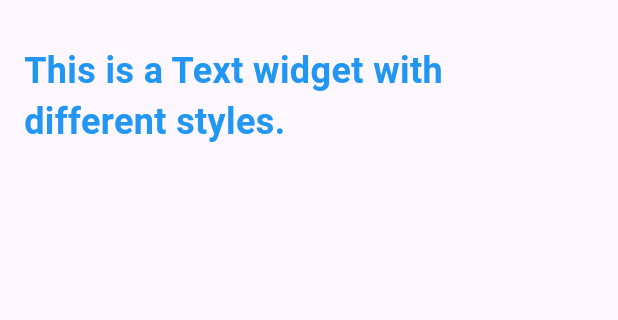
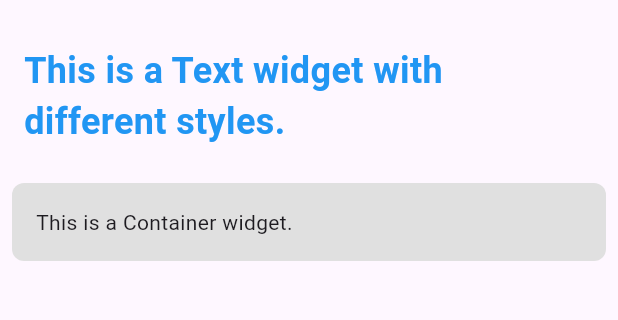
Before and after one commit to AbimanyuFewiyanMahardika/2211102441187-flutter_tugas3, a Flutter app: the screen it shows after launch, on a phone screen of 412 x 824 dp, the part 63-383 px from its top. Run offline on Flutter 3.47's test engine with Material 3 defaults, Android fonts, the phone set to English and light mode, and no system bars.

Commit message:
update container

```diff
--- a/lib/main.dart
+++ b/lib/main.dart
@@ -27,6 +27,16 @@ class MyApp extends StatelessWidget {
                 ),
               ),
             ),
+            // Container
+            Container(
+              padding: EdgeInsets.all(16.0),
+              margin: EdgeInsets.all(8.0),
+              decoration: BoxDecoration(
+                color: Colors.grey[300],
+                borderRadius: BorderRadius.circular(8.0),
+              ),
+              child: Text('This is a Container widget.'),
+            ),
           ],
         ),
       ),
```
